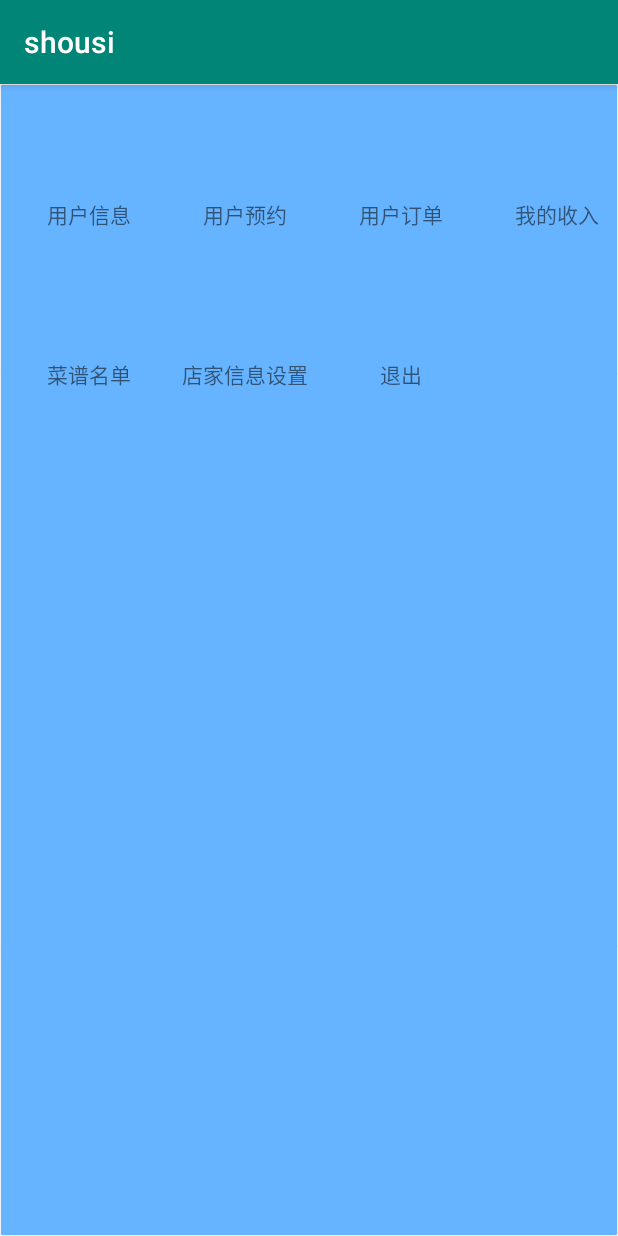
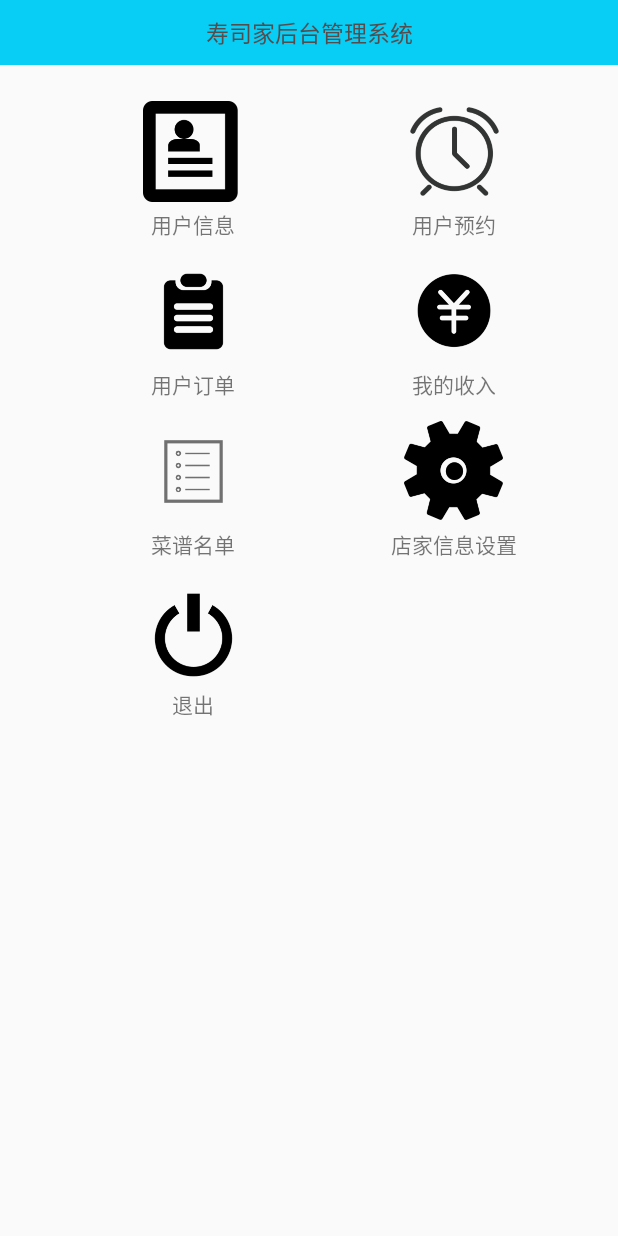
Before and after one commit to casualleftZ/shousi-master, an Android app: the Main2Activity screen opened directly, with no data from a screen before it, on a phone screen of 412 x 824 dp. Run offline under Robolectric (Android 15) with nearby library versions, the light colour scheme and no system bars; 2 statements that could not run were skipped.

Commit message:
用户界面的完善

```diff
--- a/app/src/main/AndroidManifest.xml
+++ b/app/src/main/AndroidManifest.xml
@@ -43,6 +43,12 @@
         </activity>
         <activity android:name=".MyorderActivity">
         </activity>
+        <activity android:name="comqwera.mingrisoft.shousi.business.activity.SeachUserActivity">
+        </activity>
+        <activity android:name="comqwera.mingrisoft.shousi.business.activity.UserbookActivity">
+        </activity>
+        <activity android:name="comqwera.mingrisoft.shousi.business.activity.UserorderActivity">
+        </activity>
     </application>
 
 </manifest>
--- a/app/src/main/java/comqwera/mingrisoft/shousi/business/activity/Main2Activity.java
+++ b/app/src/main/java/comqwera/mingrisoft/shousi/business/activity/Main2Activity.java
@@ -1,18 +1,16 @@
 package comqwera.mingrisoft.shousi.business.activity;
 
+import android.app.Activity;
 import android.content.Intent;
-import android.support.v7.app.AppCompatActivity;
 import android.os.Bundle;
 import android.view.View;
 import android.widget.*;
 import comqwera.mingrisoft.shousi.DAO.Login1DAO;
 import comqwera.mingrisoft.shousi.activity.activity.Login;
-import comqwera.mingrisoft.shousi.activity.activity.MainActivity;
 import comqwera.mingrisoft.shousi.activity.activity.R;
 import comqwera.mingrisoft.shousi.business.Adapter.PictureAdapter;
-import comqwera.mingrisoft.shousi.model.Login1;
 
-public class Main2Activity extends AppCompatActivity {
+public class Main2Activity extends Activity {
      GridView gridView;
      String[] titles=new String[]{"用户信息","用户预约","用户订单","我的收入",
      "菜谱名单","店家信息设置","退出"};
@@ -22,7 +20,7 @@ public class Main2Activity extends AppCompatActivity {
     @Override
     protected void onCreate(Bundle savedInstanceState) {
         super.onCreate(savedInstanceState);
-        setContentView(R.layout.main2);
+        setContentView(R.layout.activity_main);
         gridView= findViewById(R.id.GridView1);
         PictureAdapter adapter=new PictureAdapter(titles,images,this);//创建picture对象
         gridView.setAdapter(adapter);                      //为GridView设置数据源
@@ -36,6 +34,15 @@ public class Main2Activity extends AppCompatActivity {
                         intent=new Intent(Main2Activity.this,InquiryuserActivity.class);
                         startActivity(intent);
                         break;
+                    case 1:
+                        intent=new Intent(Main2Activity.this,UserbookActivity.class);
+                        startActivity(intent);
+                        break;
+                    case 2:
+                        intent=new Intent(Main2Activity.this,UserorderActivity.class);
+                        startActivity(intent);
+                        break;
+
                     case 6:
                         Login1DAO login1DAO=new Login1DAO(Main2Activity.this);
                         login1DAO.detele(1);
--- a/app/src/main/java/comqwera/mingrisoft/shousi/business/modle/Picture.java
+++ b/app/src/main/java/comqwera/mingrisoft/shousi/business/modle/Picture.java
@@ -8,7 +8,7 @@ public class Picture {
     public Picture(){
         super();
     }
-    public Picture(String title,int ImageId)
+    public Picture(String title,int imageId)
     {
         super();
         this.title=title;
--- /dev/null
+++ b/app/src/main/res/layout/activity_main.xml
@@ -0,0 +1,33 @@
+<?xml version="1.0" encoding="utf-8"?>
+<LinearLayout
+        xmlns:android="http://schemas.android.com/apk/res/android"
+        android:layout_width="match_parent"
+        android:layout_height="match_parent"
+        android:orientation="vertical">
+    <LinearLayout
+            android:layout_width="match_parent"
+            android:layout_height="wrap_content"
+            android:background="#08cdf5"
+            android:padding="10dp">
+        <TextView
+                android:layout_width="0dp"
+                android:layout_height="wrap_content"
+                android:layout_weight="1"
+                android:gravity="center"
+                android:text="寿司家后台管理系统"
+                android:textColor="#564c4c"
+                android:textSize="15sp" />
+    </LinearLayout>
+    <GridView
+            android:layout_marginTop="20sp"
+            android:id="@+id/GridView1"
+            android:layout_width="match_parent"
+            android:layout_height="match_parent"
+            android:columnWidth="90dp"
+            android:numColumns="2"
+            android:verticalSpacing="10dp"
+            android:horizontalSpacing="10dp"
+            android:stretchMode="spacingWidthUniform"
+            android:gravity="center"></GridView>
+
+</LinearLayout>
--- a/app/src/main/res/layout/main2.xml
+++ /dev/null
@@ -1,12 +0,0 @@
-<?xml version="1.0" encoding="utf-8"?>
-<GridView xmlns:android="http://schemas.android.com/apk/res/android"
-    android:id="@+id/GridView1"
-    android:layout_width="fill_parent"
-    android:layout_height="fill_parent"
-    android:columnWidth="90dp"
-    android:numColumns="auto_fit"
-    android:verticalSpacing="10dp"
-    android:horizontalSpacing="10dp"
-    android:background="@drawable/bluebiankuang"
-    android:stretchMode="spacingWidthUniform"
-    android:gravity="center"/>
```
Also changed, not shown: app/src/main/java/comqwera/mingrisoft/shousi/business/activity/InquiryuserActivity.java (+16 -0 lines), app/src/main/java/comqwera/mingrisoft/shousi/business/activity/SeachUserActivity.java (added, +14 -0 lines), app/src/main/java/comqwera/mingrisoft/shousi/business/activity/UserbookActivity.java (added, +14 -0 lines), app/src/main/java/comqwera/mingrisoft/shousi/business/activity/UserorderActivity.java (added, +14 -0 lines), app/src/main/res/layout/activity_inquiryuser.xml (+21 -2 lines), app/src/main/res/layout/activity_seach_user.xml (added, +11 -0 lines), app/src/main/res/layout/activity_userbook.xml (added, +29 -0 lines), app/src/main/res/layout/activity_userorder.xml (added, +29 -0 lines), app/src/main/res/mipmap-xhdpi/appsgousijia.jpg.
